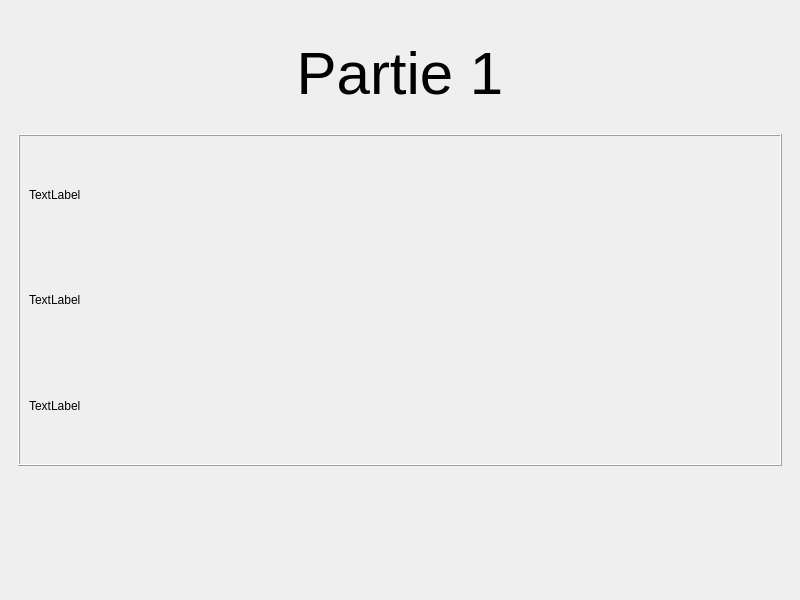
This is source/gui/ui/DisplayWindow.ui in Silmaen/EvenementLoto as Qt 5 draws it before an edit. The edited form follows.
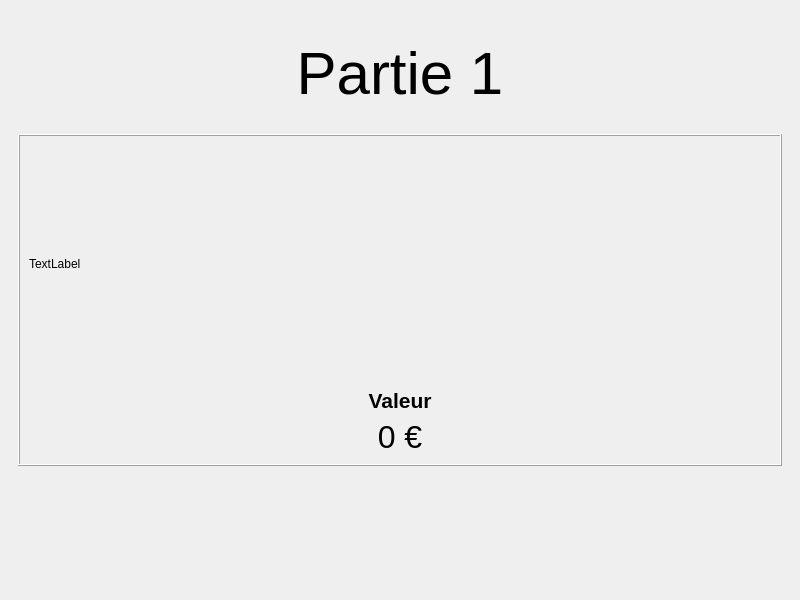
This is the edited form. The open tabs and pages were chosen to show the change.

```diff
--- a/source/gui/ui/DisplayWindow.ui
+++ b/source/gui/ui/DisplayWindow.ui
@@ -256,16 +256,45 @@
             </widget>
            </item>
            <item>
-            <widget class="QLabel" name="RT_SubRound_2">
+            <widget class="QLabel" name="RT_ValeurLbl">
+             <property name="sizePolicy">
+              <sizepolicy hsizetype="Preferred" vsizetype="Maximum">
+               <horstretch>0</horstretch>
+               <verstretch>0</verstretch>
+              </sizepolicy>
+             </property>
+             <property name="font">
+              <font>
+               <pointsize>16</pointsize>
+               <bold>true</bold>
+              </font>
+             </property>
              <property name="text">
-              <string>TextLabel</string>
+              <string>Valeur</string>
+             </property>
+             <property name="alignment">
+              <set>Qt::AlignCenter</set>
              </property>
             </widget>
            </item>
            <item>
-            <widget class="QLabel" name="RT_SubRound_3">
+            <widget class="QLabel" name="RT_Valeur">
+             <property name="sizePolicy">
+              <sizepolicy hsizetype="Preferred" vsizetype="Maximum">
+               <horstretch>0</horstretch>
+               <verstretch>0</verstretch>
+              </sizepolicy>
+             </property>
+             <property name="font">
+              <font>
+               <pointsize>24</pointsize>
+              </font>
+             </property>
              <property name="text">
-              <string>TextLabel</string>
+              <string>0 €</string>
+             </property>
+             <property name="alignment">
+              <set>Qt::AlignCenter</set>
              </property>
             </widget>
            </item>
```
Left out of the diff: 43 changed lines with no effect on the pictures. Lines whose indentation alone changed are shown as unchanged.
